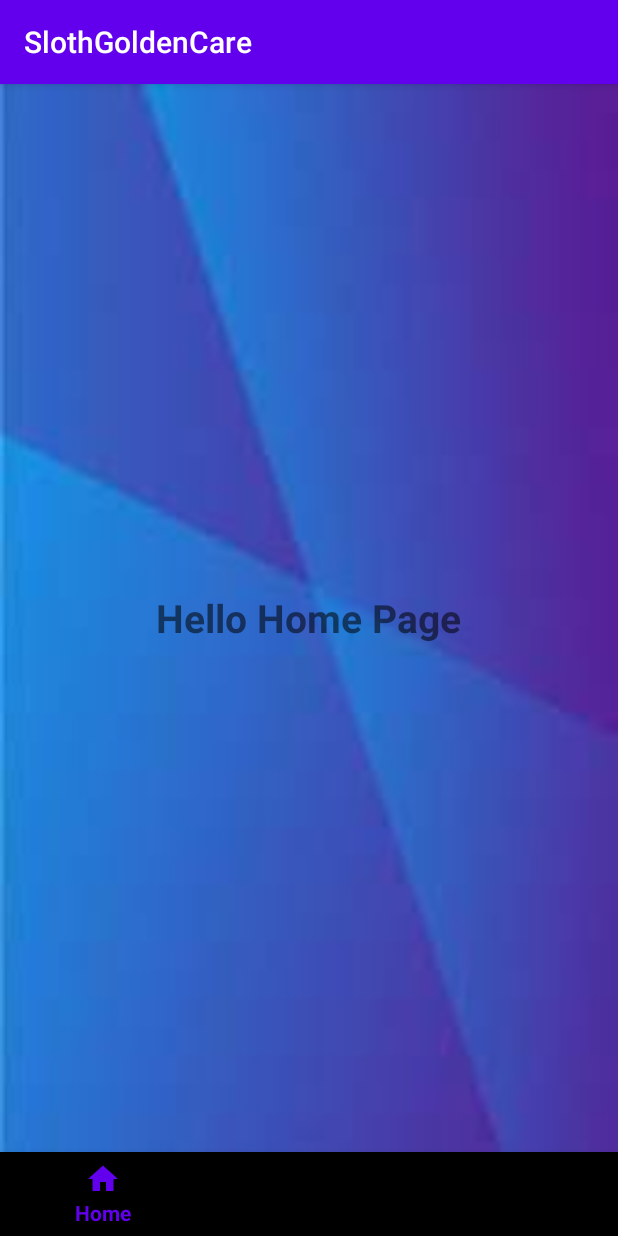
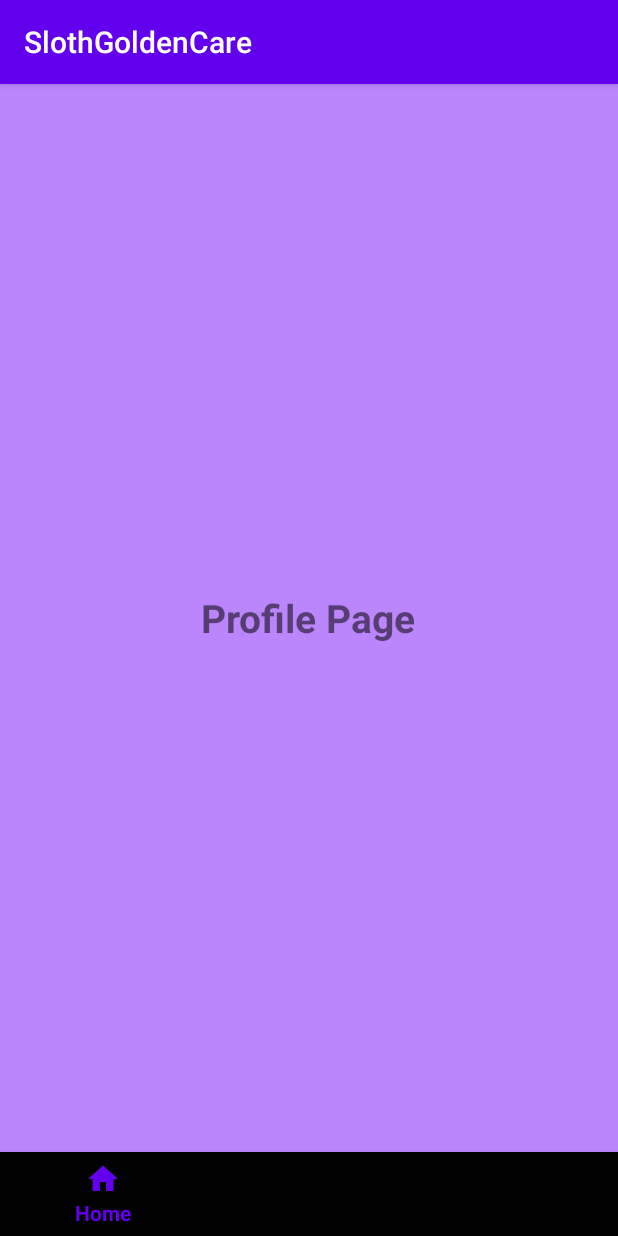
Before and after one commit to AmwajAS/SlothGoldenCare, an Android app: the BottomNavigationBarActivity screen opened directly, with no data from a screen before it, on a phone screen of 412 x 824 dp. Run offline under Robolectric (Android 15) with nearby library versions, the phone set to English and light mode, and no system bars.

Commit message:
Correcting the Home button in NavigationBar and deleting the home fragment.

```diff
--- a/app/src/main/java/com/example/slothgoldencare/BottomNavigationBarActivity.java
+++ b/app/src/main/java/com/example/slothgoldencare/BottomNavigationBarActivity.java
@@ -4,24 +4,27 @@ import androidx.appcompat.app.AppCompatActivity;
 import androidx.fragment.app.Fragment;
 import androidx.fragment.app.FragmentManager;
 import androidx.fragment.app.FragmentTransaction;
+
+import android.content.Intent;
 import android.os.Bundle;
 import com.example.slothgoldencare.databinding.ActivityBottomNavigationBarBinding;
 
 
 public class BottomNavigationBarActivity extends AppCompatActivity {
     ActivityBottomNavigationBarBinding binding;
-
     @Override
     protected void onCreate(Bundle savedInstanceState) {
         super.onCreate(savedInstanceState);
         binding = ActivityBottomNavigationBarBinding.inflate(getLayoutInflater());
         setContentView(binding.getRoot());
-        replaceFragment(new HomeFragment());
+        replaceFragment(new ProfileFragment());
 
         binding.bottomNavigationBar.setOnItemSelectedListener(item -> {
+            Intent i;
         switch (item.getItemId()){
             case R.id.home:
-                replaceFragment(new HomeFragment());
+                i = new Intent(this, HomePageActivity.class);
+                startActivity(i);
                 break;
             case R.id.profile:
                 replaceFragment(new ProfileFragment());
--- a/app/src/main/java/com/example/slothgoldencare/HomeFragment.java
+++ /dev/null
@@ -1,62 +0,0 @@
-package com.example.slothgoldencare;
-
-import android.os.Bundle;
-import androidx.fragment.app.Fragment;
-import android.view.LayoutInflater;
-import android.view.View;
-import android.view.ViewGroup;
-
-/**
- * A simple {@link Fragment} subclass.
- * Use the {@link HomeFragment#newInstance} factory method to
- * create an instance of this fragment.
- */
-public class HomeFragment extends Fragment {
-
-    // TODO: Rename parameter arguments, choose names that match
-    // the fragment initialization parameters, e.g. ARG_ITEM_NUMBER
-    private static final String ARG_PARAM1 = "param1";
-    private static final String ARG_PARAM2 = "param2";
-
-    // TODO: Rename and change types of parameters
-    private String mParam1;
-    private String mParam2;
-
-    public HomeFragment() {
-        // Required empty public constructor
-    }
-
-    /**
-     * Use this factory method to create a new instance of
-     * this fragment using the provided parameters.
-     *
-     * @param param1 Parameter 1.
-     * @param param2 Parameter 2.
-     * @return A new instance of fragment HomeFragment.
-     */
-    // TODO: Rename and change types and number of parameters
-    public static HomeFragment newInstance(String param1, String param2) {
-        HomeFragment fragment = new HomeFragment();
-        Bundle args = new Bundle();
-        args.putString(ARG_PARAM1, param1);
-        args.putString(ARG_PARAM2, param2);
-        fragment.setArguments(args);
-        return fragment;
-    }
-
-    @Override
-    public void onCreate(Bundle savedInstanceState) {
-        super.onCreate(savedInstanceState);
-        if (getArguments() != null) {
-            mParam1 = getArguments().getString(ARG_PARAM1);
-            mParam2 = getArguments().getString(ARG_PARAM2);
-        }
-    }
-
-    @Override
-    public View onCreateView(LayoutInflater inflater, ViewGroup container,
-                             Bundle savedInstanceState) {
-        // Inflate the layout for this fragment
-        return inflater.inflate(R.layout.fragment_home, container, false);
-    }
-}
--- a/app/src/main/res/layout/fragment_home.xml
+++ /dev/null
@@ -1,19 +0,0 @@
-<?xml version="1.0" encoding="utf-8"?>
-<FrameLayout xmlns:android="http://schemas.android.com/apk/res/android"
-    xmlns:tools="http://schemas.android.com/tools"
-    android:layout_width="match_parent"
-    android:layout_height="match_parent"
-    android:background="@drawable/back"
-    tools:context=".HomeFragment">
-
-    <!-- TODO: Update blank fragment layout -->
-    <TextView
-        android:layout_width="wrap_content"
-        android:layout_height="wrap_content"
-        android:text="Hello Home Page"
-        android:textSize="26dp"
-        android:textStyle="bold"
-        android:layout_gravity="center"
-        />
-
-</FrameLayout>
```
